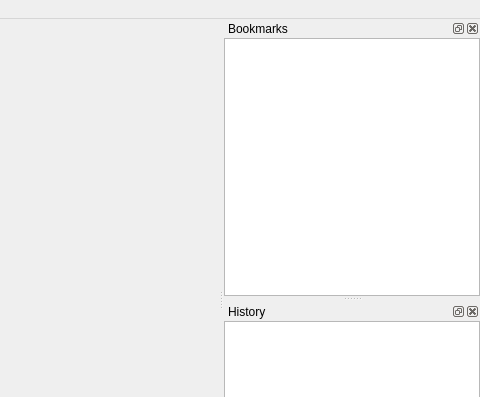
First picture: the form in src/mainwindow.ui, repository ikskuh/kristall, before the edit; both pictures show x 320 to 800 and y 0 to 397 of the 800 by 600 pixel window.
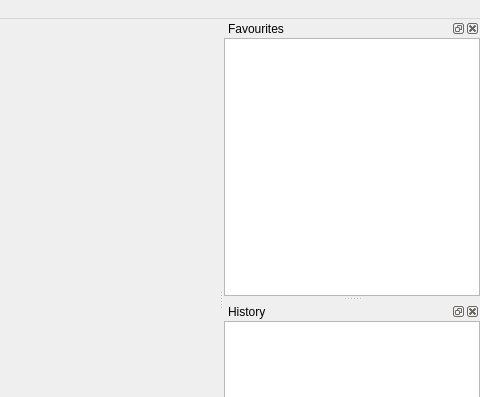
Second picture: the form after the edit. Icons and pictures are not drawn. Custom widgets are drawn as their Qt base class.

Commit message: favourite popup: adding group combobox!

What changed in the file:
```diff
--- a/src/mainwindow.ui
+++ b/src/mainwindow.ui
@@ -103,7 +103,7 @@
      <normaloff>.</normaloff>.</iconset>
    </property>
    <property name="windowTitle">
-    <string>Bookmarks</string>
+    <string>Favourites</string>
    </property>
    <property name="_shortcut" stdset="0">
     <string>Ctrl+B</string>
```
The commit also changes 7 other files.
